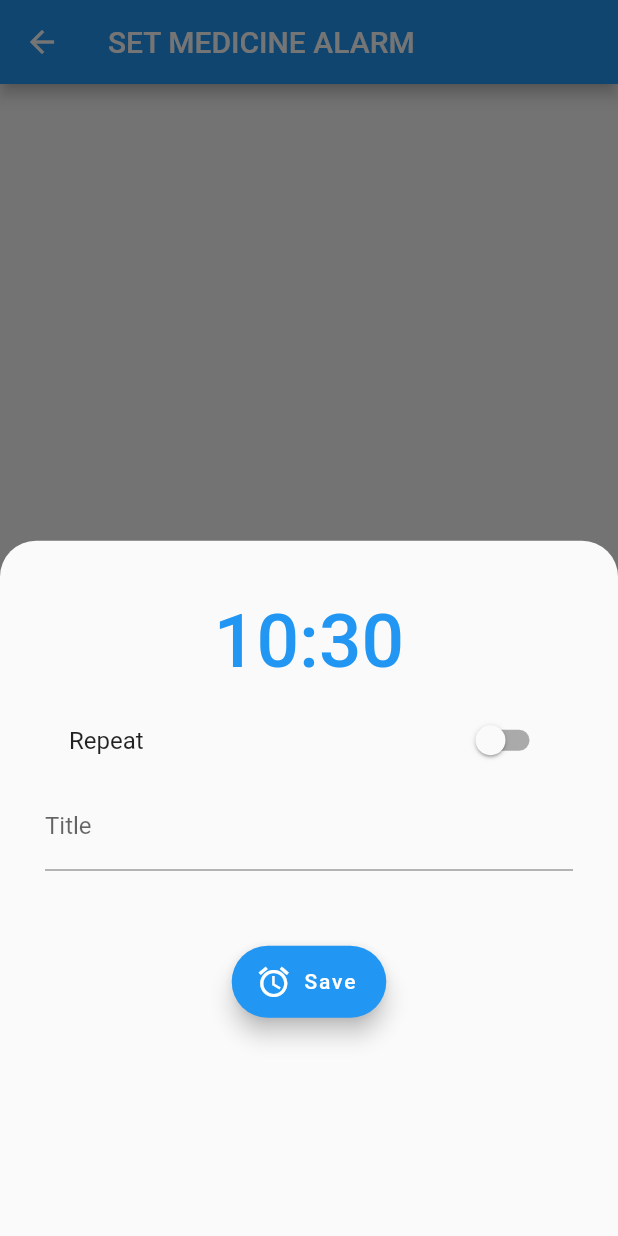
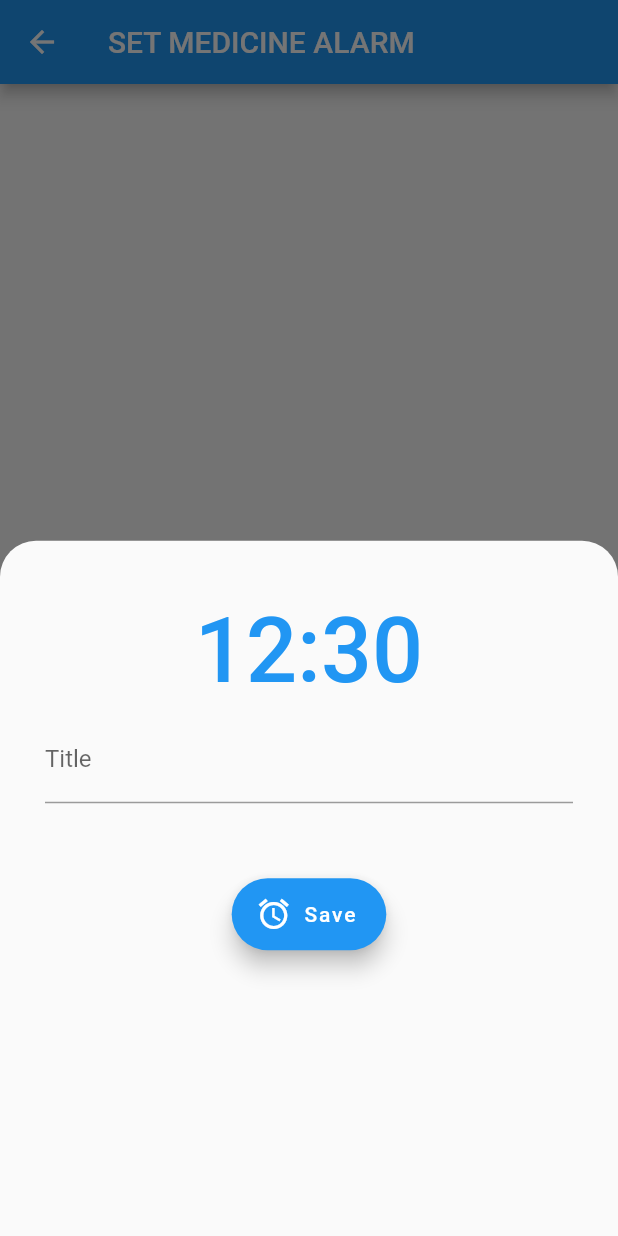
Before and after one commit to hannak24/RespiTrack, a Flutter app: the screen it shows once a user with an empty profile is signed in, item 2 of the bottom bar chosen, after a tap on the "add" icon, on a phone screen of 412 x 824 dp. Run offline on Flutter 3.47's test engine with Material 2 defaults, Android fonts, the phone set to English and light mode, and no system bars; our stand-ins replace charts_flutter, cloud_firestore, csv, file_picker, firebase_auth, firebase_core and 8 more; missing offline and left inert: dart:ffi, external_path, flutter_email_sender, syncfusion_flutter_pdf, time_chart; accounts and stored records are empty.

Commit message:
changed the time. Is is now compatible with our time zone

```diff
--- a/lib/setMedicineAlarm.dart
+++ b/lib/setMedicineAlarm.dart
@@ -1,11 +1,8 @@
 import 'package:flutter/material.dart';
-import 'package:firebase_core/firebase_core.dart';
+
 import 'package:cloud_firestore/cloud_firestore.dart';
 import 'package:intl/intl.dart';
-import 'clockView.dart';
-import 'data.dart';
-import 'package:firebase_core/firebase_core.dart';
-import 'package:cloud_firestore/cloud_firestore.dart';
+
 
 //import 'package:respi_track/constants/theme_data.dart';
 
@@ -19,13 +16,12 @@ class AlarmPage extends StatefulWidget {
 class _AlarmPageState extends State<AlarmPage> {
 
   DateTime? _alarmTime;
-  late String _alarmTimeString = DateFormat('HH:mm').format(DateTime.now());
-  bool _isRepeatSelected = false;
+  late String _alarmTimeString = DateFormat('HH:mm').format(DateTime.now().add(Duration(hours: 2)));
   final CollectionReference _alarms = FirebaseFirestore.instance.collection('alarms');
   final TextEditingController _titleController = TextEditingController();
 
   Future<void> _create([DocumentSnapshot? documentSnapshot]) async{
-  //_alarmTimeString = DateFormat('HH:mm').format(DateTime.now());
+
   await showModalBottomSheet(useRootNavigator: true, context: context, clipBehavior: Clip.antiAlias,
     shape: RoundedRectangleBorder(borderRadius: BorderRadius.vertical(top: Radius.circular(24),),),
     builder: (BuildContext ctx) {
@@ -37,7 +33,7 @@ class _AlarmPageState extends State<AlarmPage> {
                   onPressed: () async {
                     var selectedTime = await showTimePicker(
                       context: context,
-                      initialTime: TimeOfDay.now(),
+                      initialTime: TimeOfDay.fromDateTime(DateTime.now().add(new Duration(hours: 2))),
                     );
                     if (selectedTime != null) {
                       final now = DateTime.now();
@@ -50,18 +46,10 @@ class _AlarmPageState extends State<AlarmPage> {
                   },
                   child: Text(
                     _alarmTimeString,
-                    style: TextStyle(fontSize: 50),
+                    style: TextStyle(fontSize: 60),
                   ),
                 ),
-                ListTile(
-                  title: Text('Repeat'),
-                  trailing: Switch(
-                    onChanged: (value) {
-                        _isRepeatSelected = value;
-                    },
-                    value: _isRepeatSelected,
-                  ),
-                ),
+
                 TextField(
                   controller: _titleController,
                   decoration: const InputDecoration(labelText: 'Title'),
@@ -139,14 +127,14 @@ class _AlarmPageState extends State<AlarmPage> {
                         Row(
                           mainAxisAlignment: MainAxisAlignment.spaceBetween,
                           children: [
+
                             Row(
                               children: [
-                                SizedBox(width: 10),
+                                SizedBox(height: 40),
                                 Icon(Icons.label_important, color: Colors.white),
                                 SizedBox(width: 10),
                                 Text(documentSnapshot['title'], style: TextStyle(color: Colors.white, fontSize: 20),),],
                             ),
-                            Switch(activeColor: Colors.white, value: true, onChanged: (bool value) {},)
                           ],
                         ),
                         Text(documentSnapshot['time'].toString().substring(0,5) , style: TextStyle(color: Colors.white, fontSize: 30, fontWeight: FontWeight.w600)),
--- a/lib/setSymptoms.dart
+++ b/lib/setSymptoms.dart
@@ -80,7 +80,7 @@ class _SymptomsPageState extends State<SymptomsPage> {
                   if (newDate == null){
                   return;
                   }
-                  TimeOfDay? newTime = await showTimePicker(context: context, initialTime: TimeOfDay(hour: dateTime.hour, minute: dateTime.minute));
+                  TimeOfDay? newTime = await showTimePicker(context: context, initialTime: TimeOfDay(hour: dateTime.hour+2, minute: dateTime.minute));
                   if (newTime == null){
                   return;
                   }
@@ -98,7 +98,7 @@ class _SymptomsPageState extends State<SymptomsPage> {
                       height: 50, margin: EdgeInsets.all(5),
                         child: Row(
                           children: [
-                            Text('${dateTime.day}/${dateTime.month}/${dateTime.year} - ${dateTime.hour}:${dateTime.minute}', style: const TextStyle(fontSize: 30, fontWeight: FontWeight.bold, color: Colors.white),),
+                            Text('${dateTime.day}/${dateTime.month}/${dateTime.year} - ${dateTime.hour+2}:${dateTime.minute}', style: const TextStyle(fontSize: 30, fontWeight: FontWeight.bold, color: Colors.white),),
 
                           ],
                         ),
```
